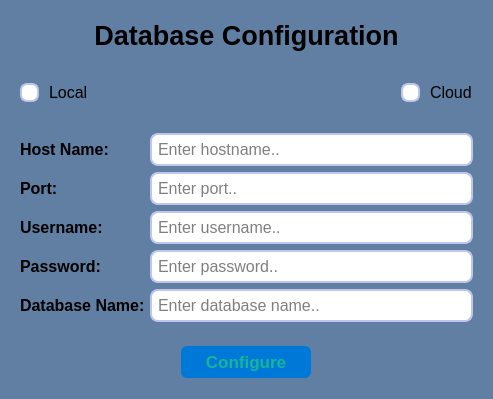
Nicholauswarobi/Business-Keeper-Software, file databasesetupdialog.ui: the form before one commit.
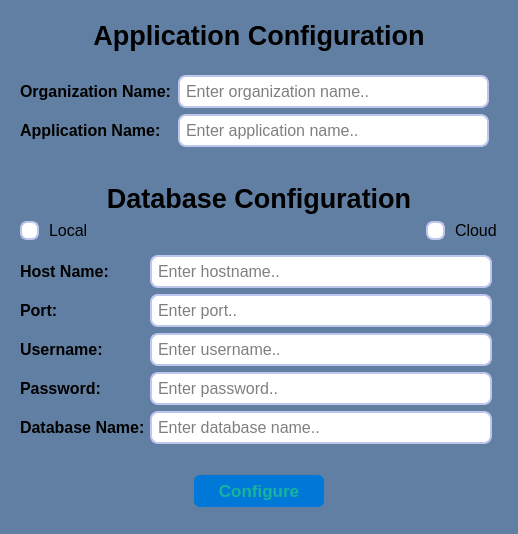
The form after the commit.

What changed in the file:
```diff
--- a/databasesetupdialog.ui
+++ b/databasesetupdialog.ui
@@ -6,8 +6,8 @@
    <rect>
     <x>0</x>
     <y>0</y>
-    <width>493</width>
-    <height>399</height>
+    <width>518</width>
+    <height>534</height>
    </rect>
   </property>
   <property name="windowTitle">
@@ -93,9 +93,156 @@
 </string>
   </property>
   <layout class="QVBoxLayout" name="verticalLayout">
+   <item>
+    <widget class="QWidget" name="widget_7" native="true">
+     <property name="sizePolicy">
+      <sizepolicy hsizetype="Preferred" vsizetype="Expanding">
+       <horstretch>0</horstretch>
+       <verstretch>0</verstretch>
+      </sizepolicy>
+     </property>
+     <layout class="QVBoxLayout" name="verticalLayout_4">
+      <property name="topMargin">
+       <number>0</number>
+      </property>
+      <property name="bottomMargin">
+       <number>0</number>
+      </property>
+      <item>
+       <widget class="QWidget" name="widget_8" native="true">
+        <layout class="QHBoxLayout" name="horizontalLayout_6">
+         <item>
+          <widget class="QLabel" name="label_7">
+           <property name="font">
+            <font>
+             <pointsize>20</pointsize>
+             <bold>true</bold>
+            </font>
+           </property>
+           <property name="text">
+            <string>Application Configuration</string>
+           </property>
+           <property name="alignment">
+            <set>Qt::AlignmentFlag::AlignCenter</set>
+           </property>
+          </widget>
+         </item>
+        </layout>
+       </widget>
+      </item>
+      <item>
+       <widget class="QWidget" name="widget_9" native="true">
+        <layout class="QHBoxLayout" name="horizontalLayout_5">
+         <property name="leftMargin">
+          <number>0</number>
+         </property>
+         <property name="topMargin">
+          <number>9</number>
+         </property>
+         <property name="rightMargin">
+          <number>0</number>
+         </property>
+         <property name="bottomMargin">
+          <number>10</number>
+         </property>
+         <item>
+          <widget class="QWidget" name="widget_10" native="true">
+           <layout class="QVBoxLayout" name="verticalLayout_5">
+            <property name="leftMargin">
+             <number>0</number>
+            </property>
+            <property name="topMargin">
+             <number>0</number>
+            </property>
+            <property name="rightMargin">
+             <number>0</number>
+            </property>
+            <property name="bottomMargin">
+             <number>0</number>
+            </property>
+            <item>
+             <widget class="QLabel" name="label_9">
+              <property name="font">
+               <font>
+                <pointsize>12</pointsize>
+                <bold>true</bold>
+               </font>
+              </property>
+              <property name="text">
+               <string>Organization Name:</string>
+              </property>
+             </widget>
+            </item>
+            <item>
+             <widget class="QLabel" name="label_8">
+              <property name="font">
+               <font>
+                <pointsize>12</pointsize>
+                <bold>true</bold>
+               </font>
+              </property>
+              <property name="text">
+               <string>Application Name:</string>
+              </property>
+             </widget>
+            </item>
+           </layout>
+          </widget>
+         </item>
+         <item>
+          <widget class="QWidget" name="widget_11" native="true">
+           <layout class="QVBoxLayout" name="verticalLayout_6">
+            <property name="leftMargin">
+             <number>0</number>
+            </property>
+            <property name="topMargin">
+             <number>0</number>
+            </property>
+            <property name="bottomMargin">
+             <number>0</number>
+            </property>
+            <item>
+             <widget class="QLineEdit" name="lineEdit_2">
+              <property name="font">
+               <font>
+                <pointsize>12</pointsize>
+               </font>
+              </property>
+              <property name="placeholderText">
+               <string>Enter organization name..</string>
+              </property>
+             </widget>
+            </item>
+            <item>
+             <widget class="QLineEdit" name="lineEdit">
+              <property name="font">
+               <font>
+                <pointsize>12</pointsize>
+               </font>
+              </property>
+              <property name="placeholderText">
+               <string>Enter application name..</string>
+              </property>
+             </widget>
+            </item>
+           </layout>
+          </widget>
+         </item>
+        </layout>
+       </widget>
+      </item>
+     </layout>
+    </widget>
+   </item>
    <item>
     <widget class="QWidget" name="widget" native="true">
      <layout class="QHBoxLayout" name="horizontalLayout">
+      <property name="topMargin">
+       <number>20</number>
+      </property>
+      <property name="bottomMargin">
+       <number>0</number>
+      </property>
       <item>
        <widget class="QLabel" name="label">
         <property name="font">
@@ -115,7 +262,7 @@
      </layout>
     </widget>
    </item>
-   <item>
+   <item alignment="Qt::AlignmentFlag::AlignBottom">
     <widget class="QWidget" name="widget_6" native="true">
      <property name="sizePolicy">
       <sizepolicy hsizetype="Preferred" vsizetype="Expanding">
@@ -124,6 +271,12 @@
       </sizepolicy>
      </property>
      <layout class="QHBoxLayout" name="horizontalLayout_4">
+      <property name="topMargin">
+       <number>0</number>
+      </property>
+      <property name="bottomMargin">
+       <number>0</number>
+      </property>
       <item alignment="Qt::AlignmentFlag::AlignLeft">
        <widget class="QRadioButton" name="Local_radioButton">
         <property name="font">
@@ -249,6 +402,9 @@
          <property name="leftMargin">
           <number>5</number>
          </property>
+         <property name="rightMargin">
+          <number>15</number>
+         </property>
          <item>
           <widget class="QLineEdit" name="HostName_lineEdit">
            <property name="font">
```
